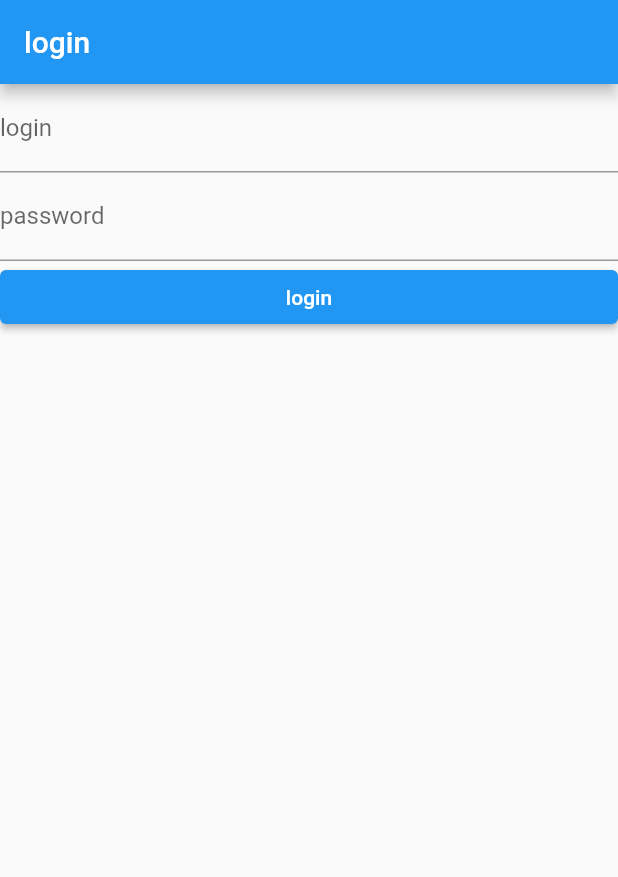
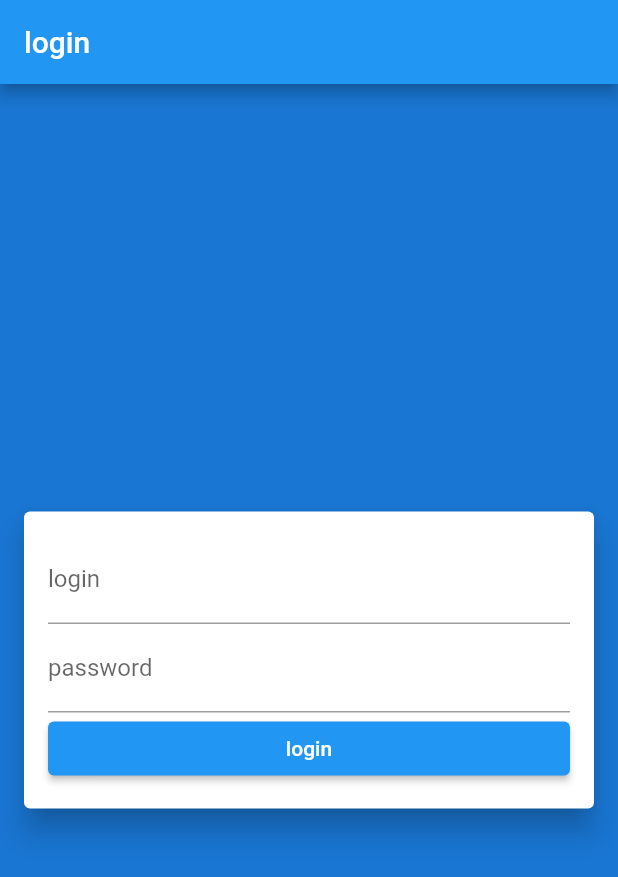
Before and after one commit to Mohammadmohebi33/Flutter-Mobile-App-with-Laravel-API, a Flutter app: the screen it shows after launch, on a phone screen of 412 x 824 dp. Shown: the top 877 px of the screen. Run offline on Flutter 3.47's test engine with Material 2 defaults, Android fonts, the phone set to English and light mode, and no system bars.

Commit message:
login page

```diff
--- a/front/lib/main.dart
+++ b/front/lib/main.dart
@@ -16,7 +16,18 @@ class MyApp extends StatelessWidget {
         appBar: AppBar(
           title: const Text('login'),
         ),
-        body: Column(
+        body: Container(
+          color: Theme.of(context).primaryColorDark,
+          child: Column(
+            mainAxisAlignment: MainAxisAlignment.center,
+            children: <Widget>[
+              Card(
+                elevation: 8,
+                margin: EdgeInsets.only(left: 16 , right: 16),
+               color: Colors.white,
+                child: Padding(
+                  padding: const EdgeInsets.all(16.0),
+                  child: Column(
                     children:   <Widget>[
                      const TextField(
                         keyboardType: TextInputType.emailAddress,
@@ -38,6 +49,11 @@ class MyApp extends StatelessWidget {
                     ],
                   ),
                 ),
+              ),
+            ],
+          ),
+        ),
+      ),
     );
   }
 }
```
Lines whose indentation alone changed are shown as unchanged.
